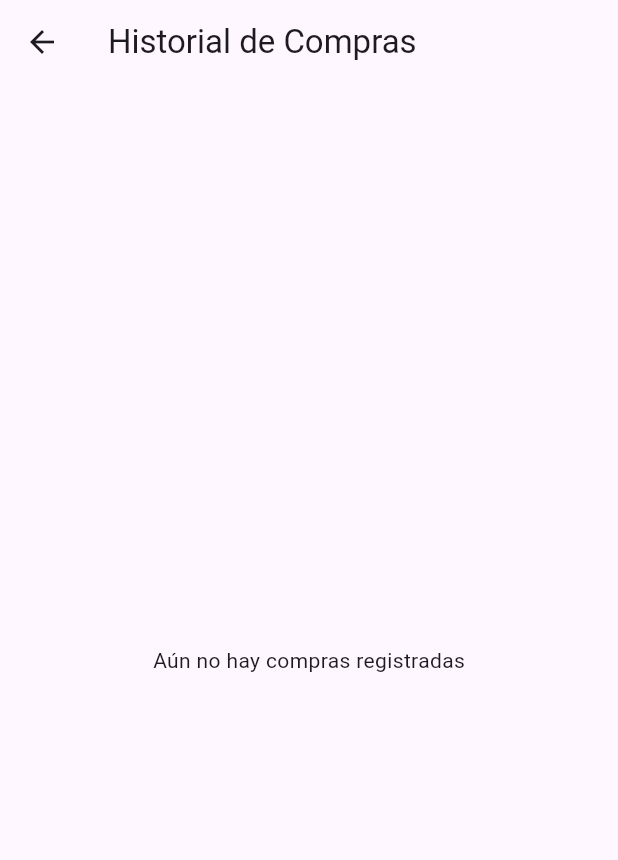
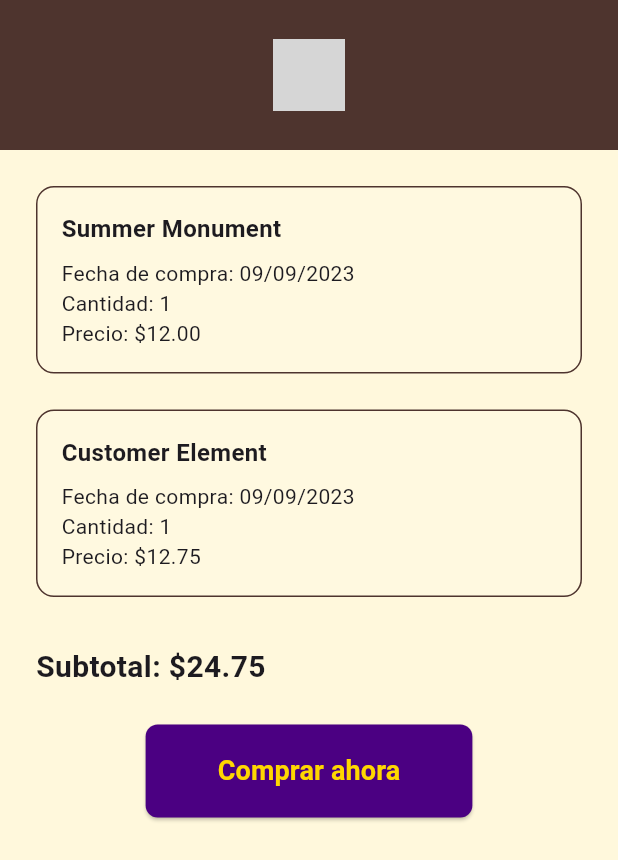
Before and after one commit to gato200308/guru-flutter, a Flutter app: the screen it shows after launch, after a tap on "Ver Historial", on a phone screen of 412 x 824 dp. Shown: the top 860 px of the screen. Run offline on Flutter 3.47's test engine with Material 3 defaults, Android fonts, the phone set to English and light mode, and no system bars; our stand-ins replace image_picker, intl_phone_number_input, shared_preferences; grey boxes are pictures that could not be loaded.

Commit message:
actualizacion primera

```diff
--- /dev/null
+++ b/lib/historial_pedidos_page.dart
@@ -0,0 +1,119 @@
+import 'package:flutter/material.dart';
+import '../services/history_service.dart';
+
+import '../historial_pedidos_page.dart';
+import '../pago_metodos_page.dart';
+
+class HistorialPedidosPage extends StatelessWidget {
+  const HistorialPedidosPage({super.key});
+
+  double _calcularSubtotal(List<Purchase> productos) {
+    return productos.fold(0.0, (total, item) => total + item.precio * item.cantidad);
+  }
+
+  Widget _bannerSuperior(double anchoMaximo, bool isWide) {
+    return Container(
+      height: 100,
+      color: const Color(0xFF4E342E),
+      child: Center(
+        child: Container(
+          width: isWide ? anchoMaximo : double.infinity,
+          alignment: isWide ? Alignment.centerLeft : Alignment.center,
+          padding: const EdgeInsets.symmetric(horizontal: 24),
+          child: Image.asset(
+            'assets/images/guru_logo.png',
+            height: 48,
+            fit: BoxFit.contain,
+          ),
+        ),
+      ),
+    );
+  }
+
+  @override
+  Widget build(BuildContext context) {
+    final productos = HistoryService().purchases;
+    final subtotal = _calcularSubtotal(productos);
+
+    return LayoutBuilder(
+      builder: (context, constraints) {
+        final isWide = constraints.maxWidth >= 800;
+        final anchoContenido = isWide ? 800.0 : constraints.maxWidth;
+
+        return Scaffold(
+          backgroundColor: const Color(0xFFFFF8DC),
+          body: Column(
+            children: [
+              _bannerSuperior(anchoContenido, isWide),
+              Expanded(
+                child: Center(
+                  child: Container(
+                    width: anchoContenido,
+                    padding: const EdgeInsets.all(24),
+                    child: Column(
+                      crossAxisAlignment: CrossAxisAlignment.start,
+                      children: [
+                        Wrap(
+                          spacing: 24,
+                          runSpacing: 24,
+                          children: productos.map((producto) {
+                            return SizedBox(
+                              width: isWide ? 360 : double.infinity,
+                              child: Container(
+                                padding: const EdgeInsets.all(16),
+                                decoration: BoxDecoration(
+                                  color: Colors.white.withOpacity(0.1),
+                                  borderRadius: BorderRadius.circular(12),
+                                  border: Border.all(color: const Color(0xFF4E342E)),
+                                ),
+                                child: Column(
+                                  crossAxisAlignment: CrossAxisAlignment.start,
+                                  children: [
+                                    Text(producto.titulo, style: const TextStyle(fontWeight: FontWeight.bold, fontSize: 16)),
+                                    const SizedBox(height: 8),
+                                    Text('Fecha de compra: ${producto.fecha}'),
+                                    Text('Cantidad: ${producto.cantidad}'),
+                                    Text('Precio: \$${producto.precio.toStringAsFixed(2)}'),
+                                  ],
+                                ),
+                              ),
+                            );
+                          }).toList(),
+                        ),
+                        const SizedBox(height: 32),
+                        Text(
+                          'Subtotal: \$${subtotal.toStringAsFixed(2)}',
+                          style: const TextStyle(fontSize: 20, fontWeight: FontWeight.bold),
+                        ),
+                        const SizedBox(height: 24),
+                        Center(
+                          child: ElevatedButton(
+                            onPressed: () {
+                              Navigator.push(
+                                context,
+                                MaterialPageRoute(builder: (_) => CartScreen()),
+                              );
+                            },
+                            style: ElevatedButton.styleFrom(
+                              backgroundColor: const Color(0xFF4B0082),
+                              padding: const EdgeInsets.symmetric(horizontal: 48, vertical: 18),
+                              shape: RoundedRectangleBorder(borderRadius: BorderRadius.circular(8)),
+                            ),
+                            child: const Text(
+                              'Comprar ahora',
+                              style: TextStyle(fontSize: 18, color: Color(0xFFFFD700), fontWeight: FontWeight.bold),
+                            ),
+                          ),
+                        ),
+                      ],
+                    ),
+                  ),
+                ),
+              ),
+            ],
+          ),
+        );
+      },
+    );
+  }
+}
--- a/lib/screens/history_screen.dart
+++ /dev/null
@@ -1,52 +0,0 @@
-import 'package:flutter/material.dart';
-import '../services/history_service.dart';
-
-class HistoryScreen extends StatelessWidget {
-  const HistoryScreen({super.key});
-
-  @override
-  Widget build(BuildContext context) {
-    final history = HistoryService().purchases;
-
-    return Scaffold(
-      appBar: AppBar(title: const Text('Historial de Compras')),
-      body: history.isEmpty
-          ? const Center(child: Text('Aún no hay compras registradas'))
-          : ListView.builder(
-              itemCount: history.length,
-              itemBuilder: (context, i) {
-                final h = history[i];
-                return Card(
-                  margin: const EdgeInsets.all(8),
-                  child: ListTile(
-                    title: Text(
-                      'Compra ${i + 1} · \$${h.total.toStringAsFixed(2)}',
-                      style: const TextStyle(fontWeight: FontWeight.bold),
-                    ),
-                    subtitle: Text(
-                      '${h.date}',
-                      maxLines: 1,
-                      overflow: TextOverflow.ellipsis,
-                    ),
-                    onTap: () {
-                      showModalBottomSheet(
-                        context: context,
-                        builder: (_) => ListView(
-                          padding: const EdgeInsets.all(16),
-                          children: h.items
-                              .map((p) => ListTile(
-                                    title: Text(p.name),
-                                    trailing: Text(
-                                        '\$${p.price.toStringAsFixed(2)}'),
-                                  ))
-                              .toList(),
-                        ),
-                      );
-                    },
-                  ),
-                );
-              },
-            ),
-    );
-  }
-}
--- a/lib/screens/home_screen.dart
+++ b/lib/screens/home_screen.dart
@@ -5,8 +5,8 @@ import '../widgets/fake_button.dart';
 import '../services/session_service.dart';
 import 'account_screen.dart';
 import '../services/cart_service.dart';
-import 'cart_screen.dart';
-import 'history_screen.dart';
+import '../historial_pedidos_page.dart';
+import '../pago_metodos_page.dart';
 import 'favorite_screen.dart'; // 👈 Importamos la nueva pantalla
 
 class HomeScreen extends StatelessWidget {
@@ -145,7 +145,14 @@ class HomeScreen extends StatelessWidget {
                 text: 'Ver Historial',
                 onPressed: () => Navigator.push(
                   context,
-                  MaterialPageRoute(builder: (_) => const HistoryScreen()),
+                  MaterialPageRoute(builder: (_) => const HistorialPedidosPage()),
+                ),
+              ),
+              FakeButton(
+                text: 'Métodos de Pago',
+                onPressed: () => Navigator.push(
+                  context,
+                  MaterialPageRoute(builder: (_) => const PagoMetodosPage()),
                 ),
               ),
             ],
--- a/lib/services/history_service.dart
+++ b/lib/services/history_service.dart
@@ -1,24 +1,30 @@
-import '../models/product.dart';
-
 class Purchase {
-  final DateTime date;
-  final List<Product> items;
-  final double total;
+  final String titulo;
+  final String fecha;
+  final int cantidad;
+  final double precio;
 
   Purchase({
-    required this.date,
-    required this.items,
-    required this.total,
+    required this.titulo,
+    required this.fecha,
+    required this.cantidad,
+    required this.precio,
   });
 }
 
 class HistoryService {
-  HistoryService._();
-  static final HistoryService _instance = HistoryService._();
+  static final HistoryService _instance = HistoryService._internal();
   factory HistoryService() => _instance;
+  HistoryService._internal();
 
-  final List<Purchase> _purchases = [];
+  final List<Purchase> _purchases = [
+    Purchase(titulo: 'Summer Monument', fecha: '09/09/2023', cantidad: 1, precio: 12.00),
+    Purchase(titulo: 'Customer Element', fecha: '09/09/2023', cantidad: 1, precio: 12.75),
+  ];
+
   List<Purchase> get purchases => List.unmodifiable(_purchases);
 
-  void add(Purchase p) => _purchases.add(p);
+  void add(Purchase purchase) {
+    _purchases.add(purchase);
+  }
 }
```
Also changed, not shown: lib/pago_metodos_page.dart (added, +239 -0 lines), lib/screens/cart_screen.dart (deleted, +0 -78 lines), pubspec.yaml (+2 -70 lines), pubspec.lock, 5 other files.
